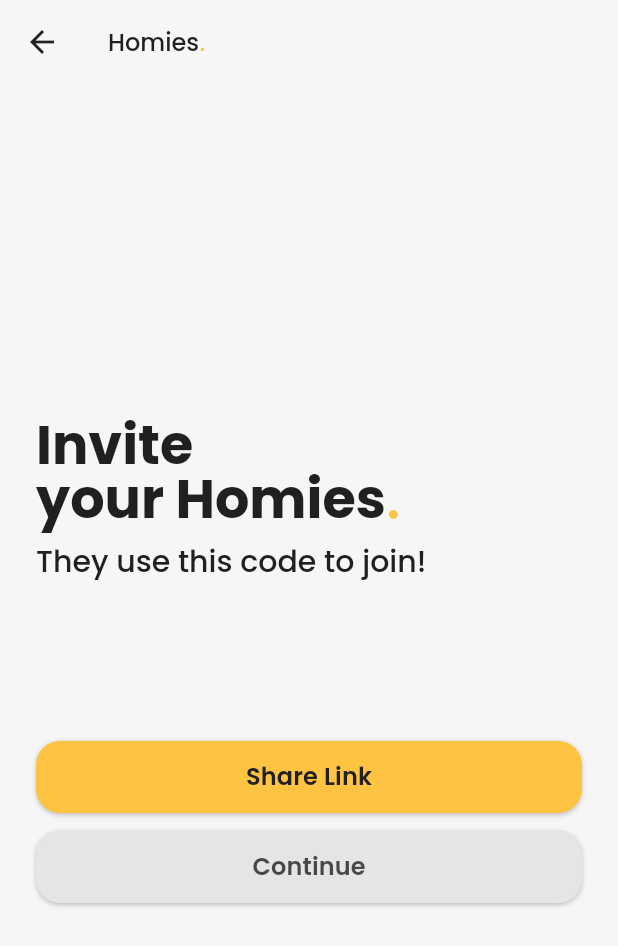
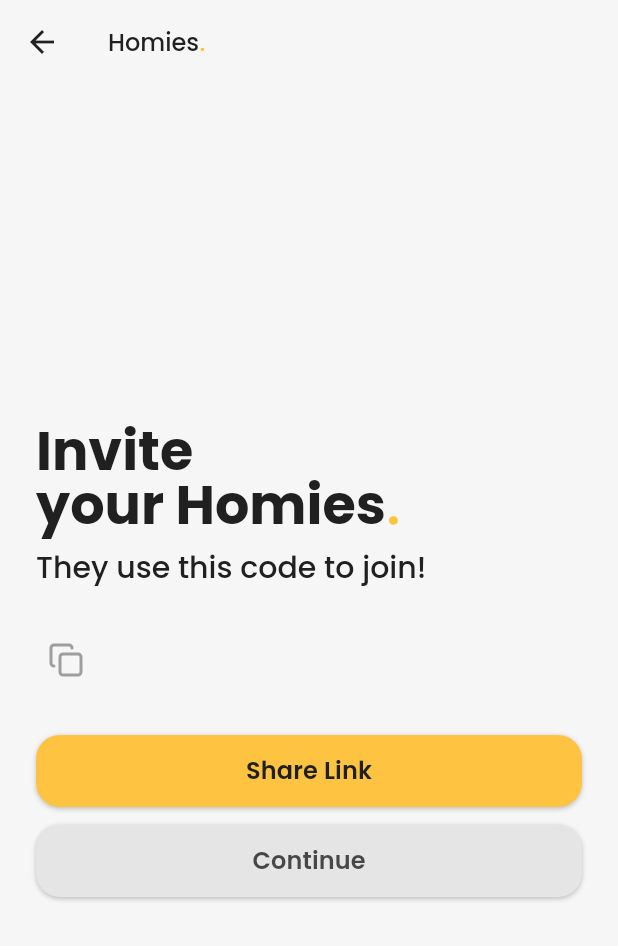
Before and after one commit to zibbadies/homies-app, a Flutter app: the InviteAfterCreateHome screen opened directly with empty values, on a phone screen of 412 x 824 dp. Shown: the top 946 px of the screen. Run offline on Flutter 3.47's test engine with Material 3 defaults, Android fonts, the light colour scheme and no system bars; our stand-ins replace dio, flutter_lucide, flutter_riverpod, flutter_secure_storage, flutter_svg, go_router; accounts and stored records are empty; network calls fail.

Commit message:
fixed bug with token, tap to copy the invite code, other things maybe

```diff
--- a/lib/providers/auth_provider.dart
+++ b/lib/providers/auth_provider.dart
@@ -4,6 +4,7 @@ import 'package:homies/data/repos/auth_repo.dart';
 import 'package:homies/data/sources/auth_api.dart';
 import 'package:homies/providers/dio_provider.dart';
 import 'package:homies/providers/storage_provider.dart';
+import 'package:homies/providers/user_provider.dart';
 
 final authApiProvider = Provider((ref) => AuthApi(ref.watch(dioProvider)));
 final authRepositoryProvider = Provider(
@@ -47,7 +48,9 @@ class AuthNotifier extends AsyncNotifier<AuthState> {
 
   void reset() {
     // seocndo me non serve invalidare qua pero boh magari dopo non si sa mai
-    //ref.invalidate(overviewProvider);
+    // TODO: per qualche motivo se invalido qui poi non autentica piu nulla
+    ref.invalidate(userProvider);
+    ref.invalidate(overviewProvider);
     state = const AsyncData(AuthState(isAuthenticated: false));
   }
 
--- a/lib/ui/components/settings_avatar_button.dart
+++ b/lib/ui/components/settings_avatar_button.dart
@@ -1,6 +1,7 @@
 import "package:flutter/material.dart";
 import 'package:go_router/go_router.dart';
 import "package:flutter_riverpod/flutter_riverpod.dart";
+import "package:homies/data/models/error.dart";
 import "package:homies/providers/user_provider.dart";
 import "package:homies/ui/components/h_avatar.dart";
 
@@ -22,6 +23,9 @@ class SettingsAvatarButton extends StatelessWidget {
               child: HAvatar(avatar: user.avatar, size: 40),
             ),
             error: (e, _) {
+              if (e is ErrorWithCode && e.code == "not_authenticated") {
+                ref.refresh(userProvider);
+              }
               return Container();
             },
             loading: () => HAvatar(size: 40),
--- a/lib/ui/pages/create_home/invite_after_create_home.dart
+++ b/lib/ui/pages/create_home/invite_after_create_home.dart
@@ -1,4 +1,6 @@
 import 'package:flutter/material.dart';
+import 'package:flutter/services.dart';
+import 'package:flutter_lucide/flutter_lucide.dart';
 import 'package:go_router/go_router.dart';
 import 'package:homies/data/models/home.dart';
 import 'package:homies/extensions/theme_extension.dart';
@@ -42,11 +44,39 @@ class InviteAfterCreateHome extends StatelessWidget {
                   style: context.texts.displaySmall,
                 ),
 
-                SizedBox(height: 36),
-
-                Text(invite.code, style: context.texts.headlineLarge),
-
-                SizedBox(height: 36),
+                SizedBox(height: 24),
+                InkWell(
+                  borderRadius: BorderRadius.circular(16),
+                  onTap: () {
+                    Clipboard.setData(ClipboardData(text: invite.code));
+                    /*ScaffoldMessenger.of(context).showSnackBar(
+                      SnackBar(
+                        content: Text(
+                          'Copied to clipboard!',
+                          style: context.texts.bodyMedium!.copyWith(
+                            color: context.colors.surface,
+                          ),
+                        ),
+                      ),
+                    );*/
+                  },
+                  child: Padding(
+                    padding: const EdgeInsets.all(8.0),
+                    child: Row(
+                      mainAxisSize: MainAxisSize.min,
+                      children: [
+                        const Icon(
+                          LucideIcons.copy,
+                          size: 24,
+                          color: Colors.grey,
+                        ),
+                        const SizedBox(width: 12),
+                        Text(invite.code, style: context.texts.headlineLarge),
+                      ],
+                    ),
+                  ),
+                ),
+                SizedBox(height: 24),
 
                 HButton(
                   text: "Share Link",
```
Also changed, not shown: lib/ui/pages/home/home_page.dart (+23 -23 lines).
